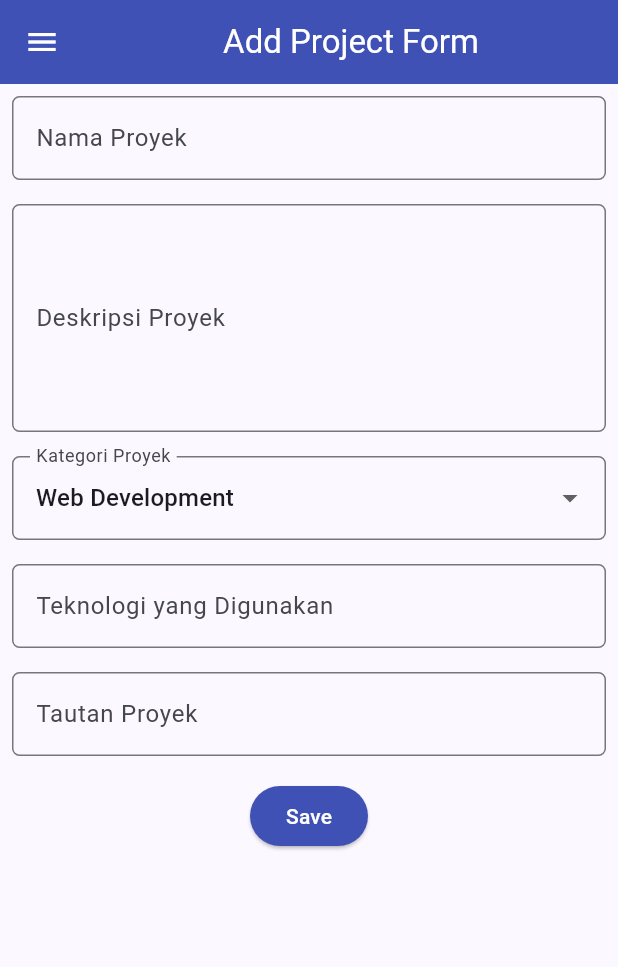
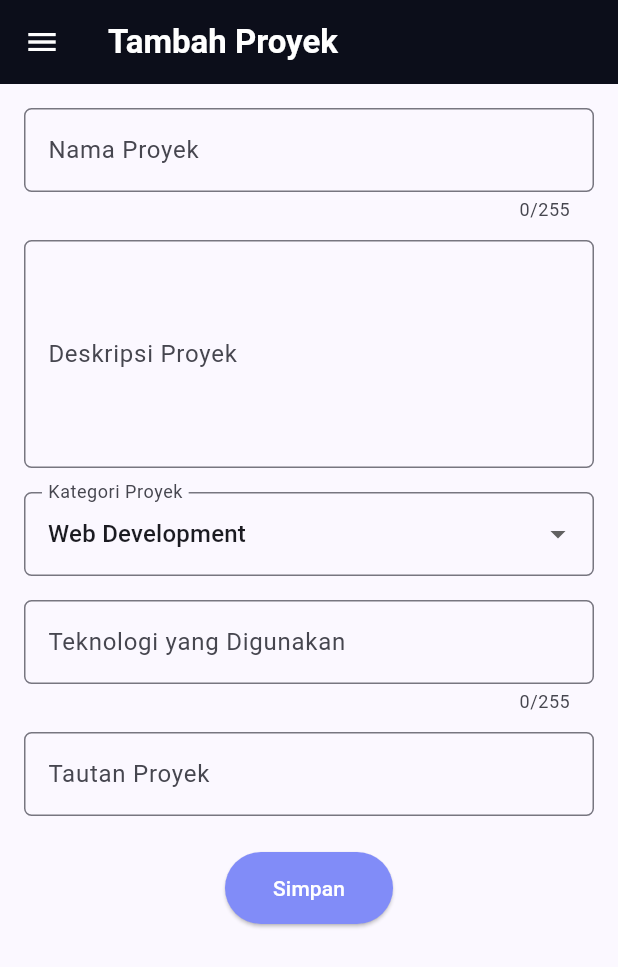
Before and after one commit to ntcapslmao/myportfolio-mobile, a Flutter app: the ProjectFormPage screen opened directly, on a phone screen of 412 x 824 dp. Shown: the top 967 px of the screen. Run offline on Flutter 3.47's test engine with Material 3 defaults, Android fonts, the phone set to English and light mode, and no system bars; our stand-ins replace material_ui.

Commit message:
feat: modified project_form to fit the theme and added education form.

```diff
--- a/lib/screens/project_form.dart
+++ b/lib/screens/project_form.dart
@@ -11,13 +11,16 @@ class ProjectFormPage extends StatefulWidget {
 class _ProjectFormPageState extends State<ProjectFormPage> {
   final _formKey = GlobalKey<FormState>();
 
-  String _projectName = "";
-  String _description = "";
-  String _category = "Web Development"; // default
-  String _technologies = "";
-  String _projectLink = "";
+  static const String _defaultCategory = 'Web Development';
 
-  final List<String> _categories = [
+  final _projectNameController = TextEditingController();
+  final _descriptionController = TextEditingController();
+  final _technologiesController = TextEditingController();
+  final _projectLinkController = TextEditingController();
+
+  String _category = _defaultCategory;
+
+  final List<String> _categories = const [
     'Web Development',
     'Mobile Development',
     'Machine Learning',
@@ -26,81 +29,148 @@ class _ProjectFormPageState extends State<ProjectFormPage> {
   ];
 
   @override
+  void dispose() {
+    _projectNameController.dispose();
+    _descriptionController.dispose();
+    _technologiesController.dispose();
+    _projectLinkController.dispose();
+    super.dispose();
+  }
+
+  bool _isValidHttpUrl(String value) {
+    final uri = Uri.tryParse(value);
+    return uri != null &&
+        uri.hasScheme &&
+        (uri.scheme == 'http' || uri.scheme == 'https') &&
+        uri.host.isNotEmpty;
+  }
+
+  void _resetForm() {
+    _formKey.currentState?.reset();
+    _projectNameController.clear();
+    _descriptionController.clear();
+    _technologiesController.clear();
+    _projectLinkController.clear();
+    setState(() {
+      _category = _defaultCategory;
+    });
+  }
+
+  void _submitForm() {
+    if (!_formKey.currentState!.validate()) return;
+
+    final projectName = _projectNameController.text.trim();
+    final description = _descriptionController.text.trim();
+    final technologies = _technologiesController.text.trim();
+    final projectLink = _projectLinkController.text.trim();
+
+    showDialog(
+      context: context,
+      builder: (context) {
+        return AlertDialog(
+          title: const Text('Proyek berhasil ditambahkan!'),
+          content: SingleChildScrollView(
+            child: Column(
+              mainAxisSize: MainAxisSize.min,
+              crossAxisAlignment: CrossAxisAlignment.start,
+              children: [
+                Text('Nama Proyek: $projectName'),
+                const SizedBox(height: 4),
+                Text('Deskripsi: $description'),
+                const SizedBox(height: 4),
+                Text('Kategori: $_category'),
+                const SizedBox(height: 4),
+                Text(
+                  'Teknologi: ${technologies.isEmpty ? '-' : technologies}',
+                ),
+                const SizedBox(height: 4),
+                Text('Tautan: ${projectLink.isEmpty ? '-' : projectLink}'),
+              ],
+            ),
+          ),
+          actions: [
+            TextButton(
+              onPressed: () {
+                Navigator.pop(context);
+                _resetForm();
+              },
+              child: const Text('OK'),
+            ),
+          ],
+        );
+      },
+    );
+  }
+
+  InputDecoration _inputDecoration({
+    required String label,
+    String? hint,
+  }) {
+    return InputDecoration(
+      labelText: label,
+      hintText: hint,
+      border: OutlineInputBorder(borderRadius: BorderRadius.circular(5.0)),
+    );
+  }
+
+  @override
   Widget build(BuildContext context) {
+    final primaryColor = Theme.of(context).colorScheme.primary;
+
     return Scaffold(
       appBar: AppBar(
-        title: const Center(child: Text('Add Project Form')),
-        backgroundColor: Colors.indigo,
-        foregroundColor: Colors.white,
+        title: const Text(
+          'Tambah Proyek',
+          style: TextStyle(color: Colors.white, fontWeight: FontWeight.bold),
+        ),
+        backgroundColor: const Color(0xFF0C0E1A),
+        iconTheme: const IconThemeData(color: Colors.white),
       ),
       drawer: const LeftDrawer(),
       body: Form(
         key: _formKey,
         child: SingleChildScrollView(
+          padding: const EdgeInsets.all(16.0),
           child: Column(
-            crossAxisAlignment: CrossAxisAlignment.start,
+            crossAxisAlignment: CrossAxisAlignment.stretch,
             children: [
-              // === Project Name ===
-              Padding(
-                padding: const EdgeInsets.all(8.0),
-                child: TextFormField(
-                  decoration: InputDecoration(
-                    hintText: "Nama Proyek",
-                    labelText: "Nama Proyek",
-                    border: OutlineInputBorder(
-                      borderRadius: BorderRadius.circular(5.0),
+              TextFormField(
+                controller: _projectNameController,
+                maxLength: 255,
+                decoration: _inputDecoration(
+                  label: 'Nama Proyek',
+                  hint: 'Nama Proyek',
                 ),
-                  ),
-                  onChanged: (String? value) {
-                    setState(() {
-                      _projectName = value!;
-                    });
-                  },
                 validator: (String? value) {
                   if (value == null || value.trim().isEmpty) {
-                      return "Nama proyek tidak boleh kosong!";
+                    return 'Nama proyek tidak boleh kosong!';
+                  }
+                  if (value.trim().length > 255) {
+                    return 'Nama proyek maksimal 255 karakter!';
                   }
                   return null;
                 },
               ),
+              const SizedBox(height: 12.0),
+
+              TextFormField(
+                controller: _descriptionController,
+                maxLines: 5,
+                decoration: _inputDecoration(
+                  label: 'Deskripsi Proyek',
+                  hint: 'Deskripsi Proyek',
                 ),
-
-              // === Description ===
-              Padding(
-                padding: const EdgeInsets.all(8.0),
-                child: TextFormField(
-                  maxLines: 5,
-                  decoration: InputDecoration(
-                    hintText: "Deskripsi Proyek",
-                    labelText: "Deskripsi Proyek",
-                    border: OutlineInputBorder(
-                      borderRadius: BorderRadius.circular(5.0),
-                    ),
-                  ),
-                  onChanged: (String? value) {
-                    setState(() {
-                      _description = value!;
-                    });
-                  },
                 validator: (String? value) {
                   if (value == null || value.trim().isEmpty) {
-                      return "Deskripsi proyek tidak boleh kosong!";
+                    return 'Deskripsi proyek tidak boleh kosong!';
                   }
                   return null;
                 },
               ),
-              ),
+              const SizedBox(height: 16.0),
 
-              // === Category ===
-              Padding(
-                padding: const EdgeInsets.all(8.0),
-                child: DropdownButtonFormField<String>(
-                  decoration: InputDecoration(
-                    labelText: "Kategori Proyek",
-                    border: OutlineInputBorder(
-                      borderRadius: BorderRadius.circular(5.0),
-                    ),
-                  ),
+              DropdownButtonFormField<String>(
+                decoration: _inputDecoration(label: 'Kategori Proyek'),
                 initialValue: _category,
                 items: _categories
                     .map(
@@ -111,98 +181,59 @@ class _ProjectFormPageState extends State<ProjectFormPage> {
                     )
                     .toList(),
                 onChanged: (String? newValue) {
+                  if (newValue == null) return;
                   setState(() {
-                      _category = newValue!;
+                    _category = newValue;
                   });
                 },
               ),
+              const SizedBox(height: 16.0),
+
+              TextFormField(
+                controller: _technologiesController,
+                maxLength: 255,
+                decoration: _inputDecoration(
+                  label: 'Teknologi yang Digunakan',
+                  hint: 'Contoh: Flutter, Django, Figma',
                 ),
+                validator: (String? value) {
+                  if (value != null && value.trim().length > 255) {
+                    return 'Teknologi maksimal 255 karakter!';
+                  }
+                  return null;
+                },
+              ),
+              const SizedBox(height: 12.0),
 
-              // === Technologies ===
-              Padding(
-                padding: const EdgeInsets.all(8.0),
-                child: TextFormField(
-                  decoration: InputDecoration(
-                    hintText: "Contoh: Flutter, Django, Figma",
-                    labelText: "Teknologi yang Digunakan",
-                    border: OutlineInputBorder(
-                      borderRadius: BorderRadius.circular(5.0),
+              TextFormField(
+                controller: _projectLinkController,
+                keyboardType: TextInputType.url,
+                decoration: _inputDecoration(
+                  label: 'Tautan Proyek',
+                  hint: 'URL Proyek (opsional)',
+                ),
+                validator: (String? value) {
+                  final trimmed = value?.trim() ?? '';
+                  if (trimmed.isNotEmpty && !_isValidHttpUrl(trimmed)) {
+                    return 'Masukkan URL valid (diawali http:// atau https://)!';
+                  }
+                  return null;
+                },
+              ),
+              const SizedBox(height: 24.0),
+
+              Center(
+                child: ElevatedButton(
+                  style: ElevatedButton.styleFrom(
+                    backgroundColor: primaryColor,
+                    foregroundColor: Colors.white,
+                    padding: const EdgeInsets.symmetric(
+                      horizontal: 32.0,
+                      vertical: 14.0,
                     ),
                   ),
-                  onChanged: (String? value) {
-                    setState(() {
-                      _technologies = value!;
-                    });
-                  },
-                ),
-              ),
-
-              // === Project Link ===
-              Padding(
-                padding: const EdgeInsets.all(8.0),
-                child: TextFormField(
-                  decoration: InputDecoration(
-                    hintText: "URL Proyek (opsional)",
-                    labelText: "Tautan Proyek",
-                    border: OutlineInputBorder(
-                      borderRadius: BorderRadius.circular(5.0),
-                    ),
-                  ),
-                  onChanged: (String? value) {
-                    setState(() {
-                      _projectLink = value!;
-                    });
-                  },
-                ),
-              ),
-
-              // === Tombol Simpan ===
-              Align(
-                alignment: Alignment.bottomCenter,
-                child: Padding(
-                  padding: const EdgeInsets.all(8.0),
-                  child: ElevatedButton(
-                    style: ButtonStyle(
-                      backgroundColor: WidgetStateProperty.all(Colors.indigo),
-                    ),
-                    onPressed: () {
-                      if (_formKey.currentState!.validate()) {
-                        showDialog(
-                          context: context,
-                          builder: (context) {
-                            return AlertDialog(
-                              title: const Text('Proyek berhasil ditambahkan!'),
-                              content: SingleChildScrollView(
-                                child: Column(
-                                  crossAxisAlignment: CrossAxisAlignment.start,
-                                  children: [
-                                    Text('Nama Proyek: $_projectName'),
-                                    Text('Deskripsi: $_description'),
-                                    Text('Kategori: $_category'),
-                                    Text('Teknologi: $_technologies'),
-                                    Text('Tautan: $_projectLink'),
-                                  ],
-                                ),
-                              ),
-                              actions: [
-                                TextButton(
-                                  child: const Text('OK'),
-                                  onPressed: () {
-                                    Navigator.pop(context);
-                                    _formKey.currentState!.reset();
-                                  },
-                                ),
-                              ],
-                            );
-                          },
-                        );
-                      }
-                    },
-                    child: const Text(
-                      "Save",
-                      style: TextStyle(color: Colors.white),
-                    ),
-                  ),
+                  onPressed: _submitForm,
+                  child: const Text('Simpan'),
                 ),
               ),
             ],
```
Also changed, not shown: lib/screens/education_form.dart (added, +282 -0 lines), lib/screens/menu.dart (+13 -11 lines), lib/widgets/left_drawer.dart (+21 -4 lines), lib/widgets/project_card.dart (+19 -6 lines). Lines whose indentation alone changed are shown as unchanged.
